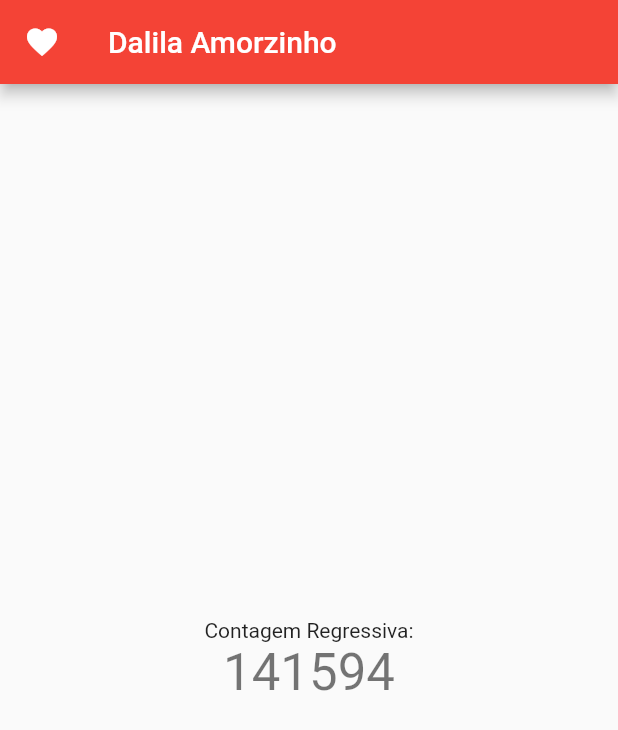
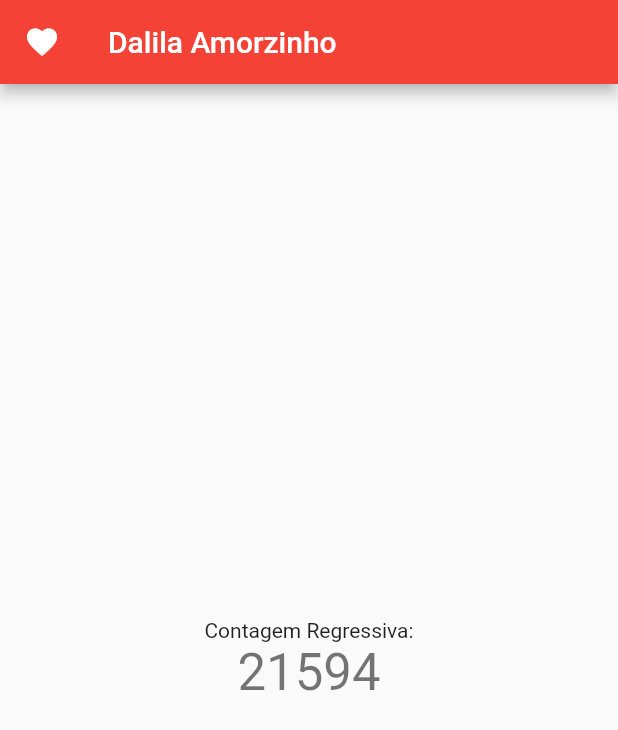
Before and after one commit to WesleyJoseSantos/dalila_amor, a Flutter app: the screen it shows after launch, on a phone screen of 412 x 824 dp. Shown: the top 730 px of the screen. Run offline on Flutter 3.47's test engine with Material 2 defaults, Android fonts, the phone set to English and light mode, and no system bars.

Commit message:
feat: github pages changes

```diff
--- a/lib/main.dart
+++ b/lib/main.dart
@@ -45,7 +45,7 @@ class _MyHomePageState extends State<MyHomePage> {
   @override
   void initState() {
     // var _date = DateTime(2022, 05, 16);
-    var _date = DateTime(2022, 05, 16, 25, 50);
+    var _date = DateTime(2022, 05, 15, 16, 30);
     super.initState();
     Timer.periodic(const Duration(seconds: 1), (timer){
       var _now = DateTime.now();
```
Also changed, not shown: 3 other files.
